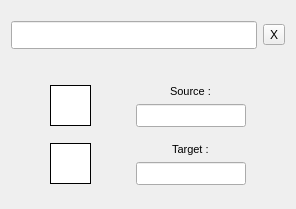
Before: the Qt Designer form ui/colorwidget.ui in Zapharaos/Color-Theme-Manager, drawn with Qt 5.
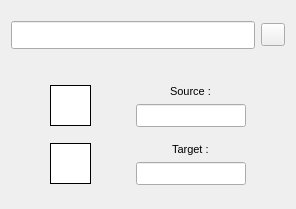
After: the same form once the commit is applied.

The edit to the form file:
```diff
--- a/ui/colorwidget.ui
+++ b/ui/colorwidget.ui
@@ -52,7 +52,7 @@
         <cursorShape>PointingHandCursor</cursorShape>
        </property>
        <property name="text">
-        <string>X</string>
+        <string/>
        </property>
       </widget>
      </item>
```
